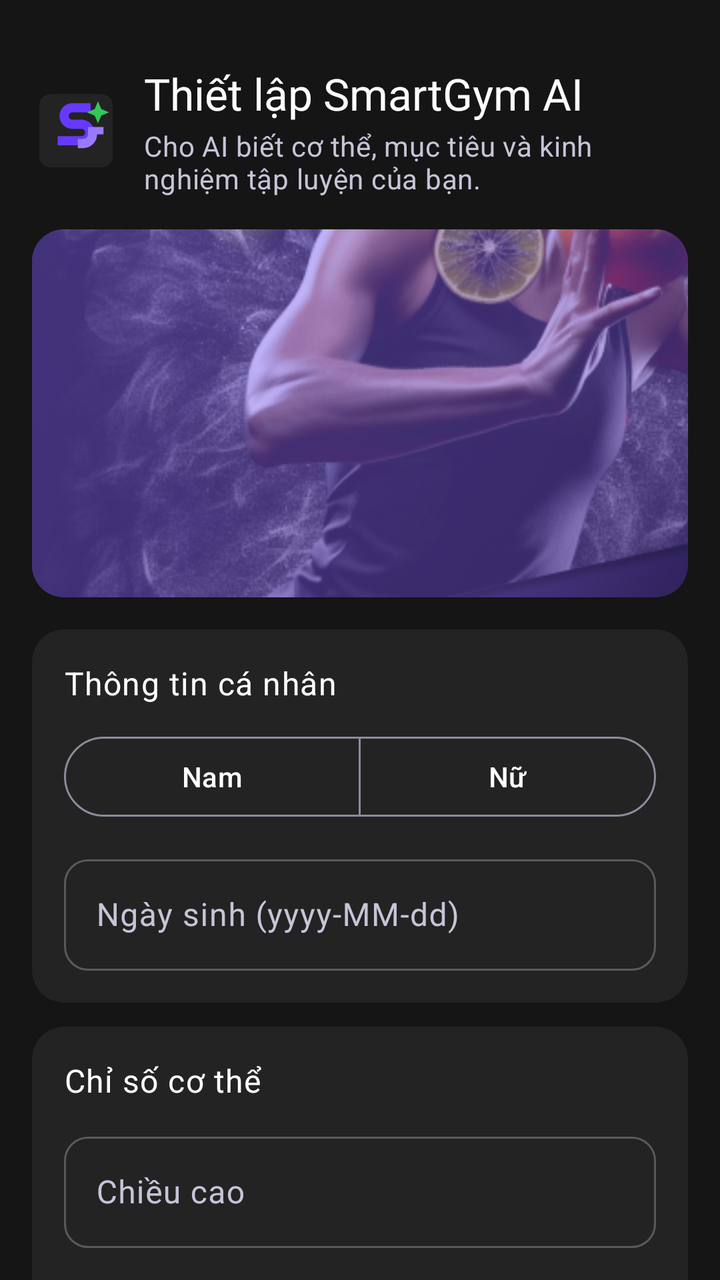
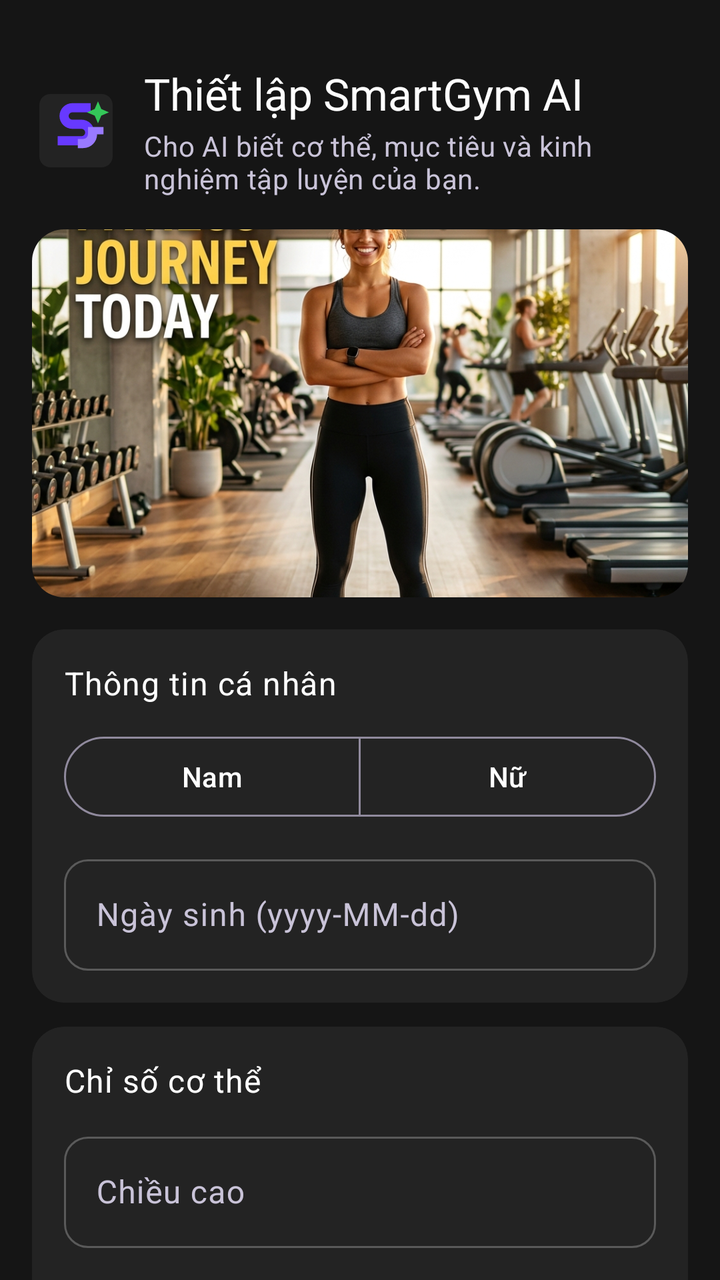

Two renders of the same Android screen: before a commit and after it. Below are the layout's source before the change and the commit's diff.
<!-- AndroidManifest.xml: application theme Theme.SmartGymAI -->
<!-- res/layout/fragment_onboarding.xml -->
<?xml version="1.0" encoding="utf-8"?>
<FrameLayout xmlns:android="http://schemas.android.com/apk/res/android"
    xmlns:app="http://schemas.android.com/apk/res-auto"
    android:layout_width="match_parent"
    android:layout_height="match_parent"
    android:background="@color/background">

    <androidx.core.widget.NestedScrollView
        android:layout_width="match_parent"
        android:layout_height="match_parent"
        android:clipToPadding="false"
        android:fillViewport="true"
        android:paddingBottom="@dimen/screen_bottom_padding">

        <LinearLayout
            android:layout_width="match_parent"
            android:layout_height="wrap_content"
            android:orientation="vertical"
            android:padding="@dimen/spacing_lg">

            <LinearLayout
                android:layout_width="match_parent"
                android:layout_height="wrap_content"
                android:layout_marginTop="@dimen/spacing_lg"
                android:gravity="center_vertical"
                android:orientation="horizontal">

                <ImageView
                    android:layout_width="44dp"
                    android:layout_height="44dp"
                    android:contentDescription="@string/app_name"
                    android:src="@drawable/ic_smartgym_mark" />

                <LinearLayout
                    android:layout_width="0dp"
                    android:layout_height="wrap_content"
                    android:layout_marginStart="@dimen/spacing_md"
                    android:layout_weight="1"
                    android:orientation="vertical">

                    <TextView
                        android:layout_width="match_parent"
                        android:layout_height="wrap_content"
                        android:text="@string/onboarding_title"
                        android:textAppearance="@style/TextStyle.HeadlineMd" />

                    <TextView
                        android:layout_width="match_parent"
                        android:layout_height="wrap_content"
                        android:layout_marginTop="2dp"
                        android:text="@string/onboarding_subtitle"
                        android:textAppearance="@style/TextStyle.BodyBase" />
                </LinearLayout>
            </LinearLayout>

            <ImageView
                android:layout_width="match_parent"
                android:layout_height="184dp"
                android:layout_marginTop="@dimen/spacing_lg"
                android:background="@drawable/bg_onboarding_hero"
                android:clipToOutline="true"
                android:contentDescription="@null"
                    android:importantForAccessibility="no"
                android:scaleType="centerCrop"
                android:src="@drawable/img_hero_onboarding" />

            <androidx.cardview.widget.CardView
                style="@style/Widget.SmartGym.Card"
                android:layout_width="match_parent"
                android:layout_height="wrap_content"
                android:layout_marginTop="@dimen/spacing_lg">

                <LinearLayout
                    android:layout_width="match_parent"
                    android:layout_height="wrap_content"
                    android:orientation="vertical"
                    android:padding="@dimen/spacing_lg">

                    <TextView
                        android:layout_width="match_parent"
                        android:layout_height="wrap_content"
                        android:text="@string/onboarding_identity_title"
                        android:textAppearance="@style/TextStyle.BodyBold" />

                    <com.google.android.material.button.MaterialButtonToggleGroup
                        android:id="@+id/group_gender"
                        android:layout_width="match_parent"
                        android:layout_height="wrap_content"
                        android:layout_marginTop="@dimen/spacing_md"
                        app:selectionRequired="true"
                        app:singleSelection="true">

                        <com.google.android.material.button.MaterialButton
                            android:id="@+id/btn_gender_male"
                            style="@style/Widget.Material3.Button.OutlinedButton"
                            android:layout_width="0dp"
                            android:layout_height="48dp"
                            android:layout_weight="1"
                            android:text="@string/onboarding_gender_male" />

                        <com.google.android.material.button.MaterialButton
                            android:id="@+id/btn_gender_female"
                            style="@style/Widget.Material3.Button.OutlinedButton"
                            android:layout_width="0dp"
                            android:layout_height="48dp"
                            android:layout_weight="1"
                            android:text="@string/onboarding_gender_female" />
                    </com.google.android.material.button.MaterialButtonToggleGroup>

                    <com.google.android.material.textfield.TextInputLayout
                        android:id="@+id/til_birth_date"
                        style="@style/Widget.SmartGym.TextField"
                        android:layout_width="match_parent"
                        android:layout_height="wrap_content"
                        android:layout_marginTop="@dimen/spacing_md"
                        android:hint="@string/onboarding_birthdate_hint">

                        <com.google.android.material.textfield.TextInputEditText
                            android:id="@+id/et_birth_date"
                            android:layout_width="match_parent"
                            android:layout_height="wrap_content"
                            android:digits="0123456789-/"
                            android:imeOptions="actionNext"
                            android:inputType="date"
                            android:maxLines="1"
                            android:textColor="@color/on_surface" />
                    </com.google.android.material.textfield.TextInputLayout>
                </LinearLayout>
            </androidx.cardview.widget.CardView>

            <androidx.cardview.widget.CardView
                style="@style/Widget.SmartGym.Card"
                android:layout_width="match_parent"
                android:layout_height="wrap_content"
                android:layout_marginTop="@dimen/spacing_md">

                <LinearLayout
                    android:layout_width="match_parent"
                    android:layout_height="wrap_content"
                    android:orientation="vertical"
                    android:padding="@dimen/spacing_lg">

                    <TextView
                        android:layout_width="match_parent"
                        android:layout_height="wrap_content"
                        android:text="@string/onboarding_metrics_title"
                        android:textAppearance="@style/TextStyle.BodyBold" />

                    <com.google.android.material.textfield.TextInputLayout
                        android:id="@+id/til_height"
                        style="@style/Widget.SmartGym.TextField"
                        android:layout_width="match_parent"
                        android:layout_height="wrap_content"
                        android:layout_marginTop="@dimen/spacing_md"
                        android:hint="@string/profile_height_hint"
                        app:suffixText="@string/unit_cm">

                        <com.google.android.material.textfield.TextInputEditText
                            android:id="@+id/et_height"
                            android:layout_width="match_parent"
                            android:layout_height="wrap_content"
                            android:digits="0123456789,."
                            android:imeOptions="actionNext"
                            android:inputType="numberDecimal"
                            android:maxLines="1"
                            android:textColor="@color/on_surface" />
                    </com.google.android.material.textfield.TextInputLayout>

                    <LinearLayout
                        android:layout_width="match_parent"
                        android:layout_height="wrap_content"
                        android:layout_marginTop="@dimen/spacing_md"
                        android:baselineAligned="false"
                        android:orientation="horizontal"
                        android:weightSum="2">

                        <com.google.android.material.textfield.TextInputLayout
                            android:id="@+id/til_weight"
                            style="@style/Widget.SmartGym.TextField"
                            android:layout_width="0dp"
                            android:layout_height="wrap_content"
                            android:layout_marginEnd="@dimen/spacing_xs"
                            android:layout_weight="1"
                            android:hint="@string/profile_weight_hint"
                            app:suffixText="@string/unit_kg">

                            <com.google.android.material.textfield.TextInputEditText
                                android:id="@+id/et_weight"
                                android:layout_width="match_parent"
                                android:layout_height="wrap_content"
                                android:digits="0123456789,."
                                android:imeOptions="actionNext"
                                android:inputType="numberDecimal"
                                android:maxLines="1"
                                android:textColor="@color/on_surface" />
                        </com.google.android.material.textfield.TextInputLayout>

                        <com.google.android.material.textfield.TextInputLayout
                            android:id="@+id/til_target_weight"
                            style="@style/Widget.SmartGym.TextField"
                            android:layout_width="0dp"
                            android:layout_height="wrap_content"
                            android:layout_marginStart="@dimen/spacing_xs"
                            android:layout_weight="1"
                            android:hint="@string/onboarding_target_weight_hint"
                            app:suffixText="@string/unit_kg">

                            <com.google.android.material.textfield.TextInputEditText
                                android:id="@+id/et_target_weight"
                                android:layout_width="match_parent"
                                android:layout_height="wrap_content"
                                android:digits="0123456789,."
                                android:imeOptions="actionNext"
                                android:inputType="numberDecimal"
                                android:maxLines="1"
                                android:textColor="@color/on_surface" />
                        </com.google.android.material.textfield.TextInputLayout>
                    </LinearLayout>

                    <TextView
                        android:id="@+id/tv_bmi_preview"
                        android:layout_width="match_parent"
                        android:layout_height="wrap_content"
                        android:layout_marginTop="@dimen/spacing_md"
                        android:background="@drawable/bg_pose_chip"
                        android:padding="@dimen/spacing_md"
                        android:text="@string/profile_bmi_unavailable"
                        android:textAppearance="@style/TextStyle.BodyBold"
                        android:textColor="@color/on_surface" />
                </LinearLayout>
            </androidx.cardview.widget.CardView>

            <androidx.cardview.widget.CardView
                style="@style/Widget.SmartGym.Card"
                android:layout_width="match_parent"
                android:layout_height="wrap_content"
                android:layout_marginTop="@dimen/spacing_md">

                <LinearLayout
                    android:layout_width="match_parent"
                    android:layout_height="wrap_content"
                    android:orientation="vertical"
                    android:padding="@dimen/spacing_lg">

                    <TextView
                        android:layout_width="match_parent"
                        android:layout_height="wrap_content"
                        android:text="@string/onboarding_goal_title"
                        android:textAppearance="@style/TextStyle.BodyBold" />

                    <com.google.android.material.button.MaterialButtonToggleGroup
                        android:id="@+id/group_goal"
                        android:layout_width="match_parent"
                        android:layout_height="wrap_content"
                        android:layout_marginTop="@dimen/spacing_md"
                        android:orientation="vertical"
                        app:selectionRequired="true"
                        app:singleSelection="true">

                        <com.google.android.material.button.MaterialButton
                            android:id="@+id/btn_goal_lose_weight"
                            style="@style/Widget.Material3.Button.OutlinedButton"
                            android:layout_width="match_parent"
                            android:layout_height="48dp"
                            android:text="@string/onboarding_goal_lose_weight" />

                        <com.google.android.material.button.MaterialButton
                            android:id="@+id/btn_goal_gain_muscle"
                            style="@style/Widget.Material3.Button.OutlinedButton"
                            android:layout_width="match_parent"
                            android:layout_height="48dp"
                            android:layout_marginTop="@dimen/spacing_xs"
                            android:text="@string/onboarding_goal_gain_muscle" />

                        <com.google.android.material.button.MaterialButton
                            android:id="@+id/btn_goal_get_fitter"
                            style="@style/Widget.Material3.Button.OutlinedButton"
                            android:layout_width="match_parent"
                            android:layout_height="48dp"
                            android:layout_marginTop="@dimen/spacing_xs"
                            android:text="@string/onboarding_goal_get_fitter" />
                    </com.google.android.material.button.MaterialButtonToggleGroup>

                    <TextView
                        android:layout_width="match_parent"
                        android:layout_height="wrap_content"
                        android:layout_marginTop="@dimen/spacing_lg"
                        android:text="@string/onboarding_level_title"
                        android:textAppearance="@style/TextStyle.BodyBold" />

                    <com.google.android.material.button.MaterialButtonToggleGroup
                        android:id="@+id/group_level"
                        android:layout_width="match_parent"
                        android:layout_height="wrap_content"
                        android:layout_marginTop="@dimen/spacing_md"
                        android:orientation="vertical"
                        app:selectionRequired="true"
                        app:singleSelection="true">

                        <com.google.android.material.button.MaterialButton
                            android:id="@+id/btn_level_beginner"
                            style="@style/Widget.Material3.Button.OutlinedButton"
                            android:layout_width="match_parent"
                            android:layout_height="48dp"
                            android:text="@string/onboarding_level_beginner" />

                        <com.google.android.material.button.MaterialButton
                            android:id="@+id/btn_level_intermediate"
                            style="@style/Widget.Material3.Button.OutlinedButton"
                            android:layout_width="match_parent"
                            android:layout_height="48dp"
                            android:layout_marginTop="@dimen/spacing_xs"
                            android:text="@string/onboarding_level_intermediate" />

                        <com.google.android.material.button.MaterialButton
                            android:id="@+id/btn_level_advanced"
                            style="@style/Widget.Material3.Button.OutlinedButton"
                            android:layout_width="match_parent"
                            android:layout_height="48dp"
                            android:layout_marginTop="@dimen/spacing_xs"
                            android:text="@string/onboarding_level_advanced" />
                    </com.google.android.material.button.MaterialButtonToggleGroup>
                </LinearLayout>
            </androidx.cardview.widget.CardView>

            <com.google.android.material.button.MaterialButton
                android:id="@+id/btn_finish_onboarding"
                style="@style/Widget.SmartGym.Button.Primary"
                android:layout_width="match_parent"
                android:layout_height="@dimen/button_height"
                android:layout_marginTop="@dimen/spacing_lg"
                android:text="@string/onboarding_finish" />
        </LinearLayout>
    </androidx.core.widget.NestedScrollView>

    <ProgressBar
        android:id="@+id/progress_saving"
        android:layout_width="wrap_content"
        android:layout_height="wrap_content"
        android:layout_gravity="center"
        android:indeterminateTint="@color/primary"
        android:visibility="gone" />
</FrameLayout>
<!-- resources referenced by this layout -->
<resources>
  <color name="background">#FF151515</color>
  <color name="on_surface">#FFFFFFFF</color>
  <color name="primary">#FF6739FF</color>
  <dimen name="button_height">56dp</dimen>
  <dimen name="screen_bottom_padding">96dp</dimen>
  <dimen name="spacing_lg">16dp</dimen>
  <dimen name="spacing_md">12dp</dimen>
  <dimen name="spacing_xs">4dp</dimen>
  <!-- drawable bg_onboarding_hero (drawable) -->
  <?xml version="1.0" encoding="utf-8"?>
  <shape xmlns:android="http://schemas.android.com/apk/res/android">
      <corners android:radius="@dimen/radius_lg" />
      <gradient
          android:angle="135"
          android:endColor="@color/secondary"
          android:startColor="@color/primary_container" />
  </shape>
  <!-- drawable img_hero_onboarding: png bitmap (drawable-nodpi, 180714 bytes) -->
  <string name="app_name">SmartGym AI</string>
  <string name="onboarding_gender_male">Nam</string>
  <string name="profile_bmi_unavailable">BMI: --</string>
  <string name="unit_cm">cm</string>
  <string name="unit_kg">kg</string>
  <style name="Theme.SmartGymAI" parent="Theme.Material3.DayNight.NoActionBar">
          
          <item name="colorPrimary">@color/primary</item>
          <item name="colorOnPrimary">@color/on_primary</item>
          <item name="colorPrimaryContainer">@color/primary_container</item>
          <item name="colorOnPrimaryContainer">@color/on_primary_container</item>
  
          
          <item name="colorSecondary">@color/secondary</item>
          <item name="colorOnSecondary">@color/on_secondary</item>
          <item name="colorSecondaryContainer">@color/secondary_container</item>
          <item name="colorOnSecondaryContainer">@color/on_secondary_container</item>
  
          
          <item name="colorTertiary">@color/tertiary</item>
          <item name="colorOnTertiary">@color/on_tertiary</item>
  
          
          <item name="colorError">@color/error</item>
          <item name="colorOnError">@color/on_error</item>
          <item name="colorErrorContainer">@color/error_container</item>
          <item name="colorOnErrorContainer">@color/on_error_container</item>
  
          
          <item name="android:colorBackground">@color/background</item>
          <item name="colorOnBackground">@color/on_background</item>
          <item name="colorSurface">@color/surface</item>
          <item name="colorOnSurface">@color/on_surface</item>
          <item name="colorSurfaceVariant">@color/surface_variant</item>
          <item name="colorOnSurfaceVariant">@color/on_surface_variant</item>
          <item name="colorSurfaceContainerHigh">@color/surface_container_high</item>
  
          
          <item name="colorOutline">@color/outline</item>
          <item name="colorOutlineVariant">@color/outline_variant</item>
  
          
          <item name="android:statusBarColor">@color/transparent</item>
          <item name="android:navigationBarColor">@color/transparent</item>
          <item name="android:windowLightStatusBar">false</item>
          <item name="android:windowBackground">@color/background</item>
  
          
          <item name="bottomNavigationStyle">@style/Widget.SmartGym.BottomNav</item>
      </style>
  <dimen name="radius_lg">16dp</dimen>
  <color name="secondary">#FF997AFF</color>
  <color name="primary_container">#FF2F225C</color>
  <color name="surface_container">#FF232323</color>
  <color name="tertiary">#FF34C759</color>
  <color name="on_surface_variant">#FFC9C3D8</color>
  <color name="on_primary">#FFFFFFFF</color>
  <color name="on_secondary">#FFFFFFFF</color>
  <color name="on_tertiary">#FF06220D</color>
  <color name="error">#FFFF6B6B</color>
  <color name="on_error">#FFFFFFFF</color>
  <color name="error_container">#FF522222</color>
  <color name="on_error_container">#FFFFDADA</color>
  <color name="on_background">#FFFFFFFF</color>
  <color name="surface">#FF1B1B1B</color>
  <color name="surface_variant">#FF5A5A5A</color>
  <color name="outline">#FF908A9D</color>
  <color name="outline_variant">#FF4E4859</color>
  <color name="transparent">#00000000</color>
  <!-- unchanged entries left out for length: 32 -->
</resources>

<!-- the commit's change to res/layout/fragment_onboarding.xml (unified diff, before → after) -->
@@ -2,8 +2,7 @@
 <FrameLayout xmlns:android="http://schemas.android.com/apk/res/android"
     xmlns:app="http://schemas.android.com/apk/res-auto"
     android:layout_width="match_parent"
-    android:layout_height="match_parent"
-    android:background="@color/background">
+    android:layout_height="match_parent">
 
     <androidx.core.widget.NestedScrollView
         android:layout_width="match_parent"
@@ -25,7 +24,7 @@
                 android:gravity="center_vertical"
                 android:orientation="horizontal">
 
-                <ImageView
+                <com.google.android.material.imageview.ShapeableImageView
                     android:layout_width="44dp"
                     android:layout_height="44dp"
                     android:contentDescription="@string/app_name"
@@ -53,12 +52,11 @@
                 </LinearLayout>
             </LinearLayout>
 
-            <ImageView
+            <com.google.android.material.imageview.ShapeableImageView
                 android:layout_width="match_parent"
                 android:layout_height="184dp"
                 android:layout_marginTop="@dimen/spacing_lg"
-                android:background="@drawable/bg_onboarding_hero"
-                android:clipToOutline="true"
+                app:shapeAppearanceOverlay="@style/ShapeAppearance.SmartGym.RoundedHero"
                 android:contentDescription="@null"
                     android:importantForAccessibility="no"
                 android:scaleType="centerCrop"
<!-- resource entries referenced after the edit -->
@@ -8,21 +8,15 @@
   <dimen name="spacing_lg">16dp</dimen>
   <dimen name="spacing_md">12dp</dimen>
   <dimen name="spacing_xs">4dp</dimen>
-  <!-- drawable bg_onboarding_hero (drawable) -->
-  <?xml version="1.0" encoding="utf-8"?>
-  <shape xmlns:android="http://schemas.android.com/apk/res/android">
-      <corners android:radius="@dimen/radius_lg" />
-      <gradient
-          android:angle="135"
-          android:endColor="@color/secondary"
-          android:startColor="@color/primary_container" />
-  </shape>
-  <!-- drawable img_hero_onboarding: png bitmap (drawable-nodpi, 180714 bytes) -->
+  <!-- drawable img_hero_onboarding: png bitmap (drawable-nodpi, 786366 bytes) -->
   <string name="app_name">SmartGym AI</string>
   <string name="onboarding_gender_male">Nam</string>
-  <string name="profile_bmi_unavailable">BMI: --</string>
+  <string name="profile_bmi_unavailable">BMI: —</string>
   <string name="unit_cm">cm</string>
   <string name="unit_kg">kg</string>
+  <style name="ShapeAppearance.SmartGym.RoundedHero" parent="ShapeAppearance.Material3.MediumComponent">
+          <item name="cornerSize">@dimen/radius_lg</item>
+      </style>
   <style name="Theme.SmartGymAI" parent="Theme.Material3.DayNight.NoActionBar">
           
           <item name="colorPrimary">@color/primary</item>
@@ -64,6 +58,7 @@
           <item name="android:navigationBarColor">@color/transparent</item>
           <item name="android:windowLightStatusBar">false</item>
           <item name="android:windowBackground">@color/background</item>
+          <item name="android:windowNoTitle">true</item>
   
           
           <item name="bottomNavigationStyle">@style/Widget.SmartGym.BottomNav</item>
